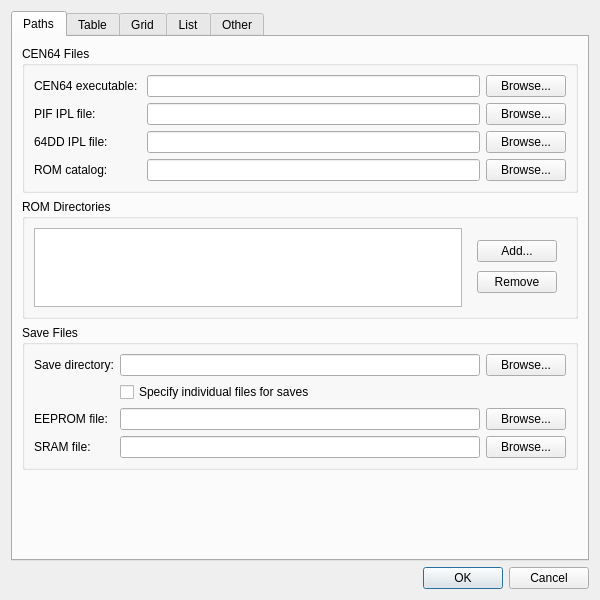
Before: the Qt Designer form src/settingsdialog.ui in dh4/cen64-qt, drawn with Qt 5.
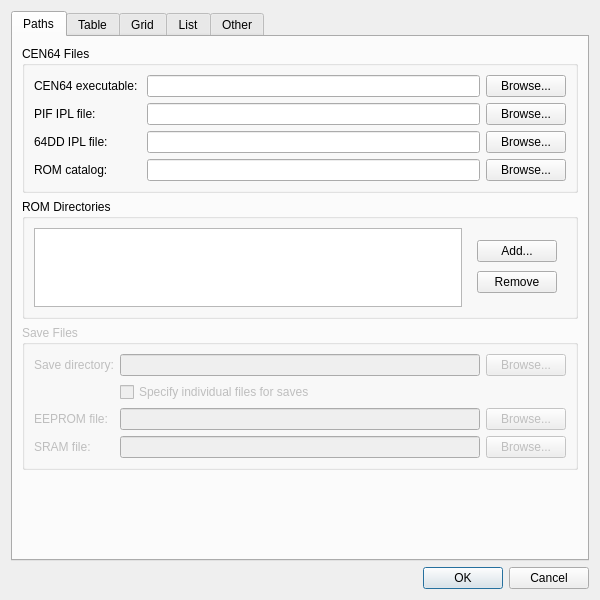
After: the same form once the commit is applied.

Commit message: Disable save and input GUI elements to prevent confusion

What changed in the file:
```diff
--- a/src/settingsdialog.ui
+++ b/src/settingsdialog.ui
@@ -45,6 +45,9 @@
       <layout class="QGridLayout" name="gridLayout_2">
        <item row="2" column="0">
         <widget class="QGroupBox" name="saves">
+         <property name="enabled">
+          <bool>false</bool>
+         </property>
          <property name="title">
           <string>Save Files</string>
          </property>
```
The commit also changes 1 other file.
